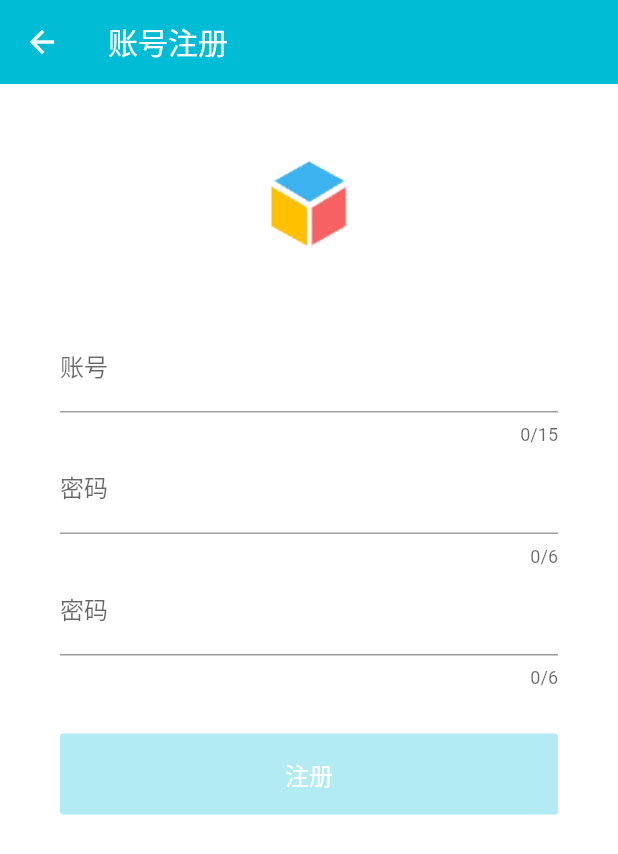
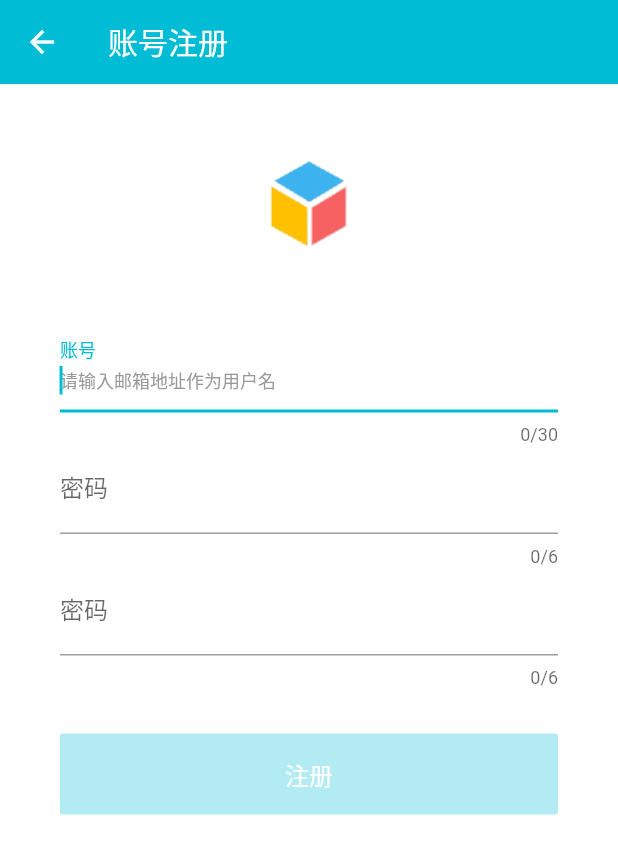
Before and after one commit to vvkeep/it_resource_exchange_app, a Flutter app: the screen it shows after launch, after a tap on "注册", on a phone screen of 412 x 824 dp. Shown: the top 854 px of the screen. Run offline on Flutter 3.47's test engine with Material 2 defaults, Android fonts, the phone set to English and light mode, and no system bars; drawn by our look-alikes of oktoast; our stand-ins replace cached_network_image, connectivity, dio, flutter_spinkit, pull_to_refresh, shared_preferences and 1 more; generated files the repository leaves out were written again; network calls fail.

Commit message:
fix login bug

```diff
--- a/lib/net/http_manager.dart
+++ b/lib/net/http_manager.dart
@@ -6,7 +6,6 @@ import 'interceptors/logs_interceptor.dart';
 import 'interceptors/error_interceptor.dart';
 import 'interceptors/response_Interceptor.dart';
 import './code.dart';
-import 'package:oktoast/oktoast.dart';
 
 enum HttpMethod {
   GET, POST
--- a/lib/pages/login/login_page.dart
+++ b/lib/pages/login/login_page.dart
@@ -47,7 +47,7 @@ class _LoginPageState extends State<LoginPage> {
               fontSize: 12.0, color: Color(AppColors.ArrowNormalColor)),
         ),
         maxLines: 1,
-        maxLength: 25,
+        maxLength: 30,
         keyboardType: TextInputType.emailAddress,
         autofocus: true,
         onSubmitted: (value) {
@@ -101,7 +101,7 @@ class _LoginPageState extends State<LoginPage> {
         disabledColor: AppColors.PrimaryColor[100],
         onPressed: () {
           if (_accountNum.isEmpty || _password.isEmpty) {
-            showToast("159请输入用户名和密码");
+            showToast("请输入用户名和密码");
           }else {
             login();
           }
@@ -162,7 +162,12 @@ class _LoginPageState extends State<LoginPage> {
             iconTheme: IconThemeData(
               color: Colors.white,
             )),
-        body: SingleChildScrollView(
+        body: GestureDetector(
+          behavior: HitTestBehavior.translucent,
+          onTap: () {
+            FocusScope.of(context).requestFocus(FocusNode());
+          },
+          child: SingleChildScrollView(
           child: Column(
             children: <Widget>[
               _buildTipIcon(),
@@ -173,6 +178,7 @@ class _LoginPageState extends State<LoginPage> {
             ],
           ),
         ),
+        )
       ),
     );
   }
--- a/lib/pages/login/register_page.dart
+++ b/lib/pages/login/register_page.dart
@@ -20,7 +20,7 @@ class _RegisterPageState extends State<RegisterPage> {
       if (res.status == 200) {
         // 注册成功，跳转回登录页面
         showToast("注册成功", duration: Duration(milliseconds: 1500));
-        Future.delayed(Duration(milliseconds: 1500), (){
+        Future.delayed(Duration(milliseconds: 1500), () {
           Navigator.pop(this.context);
         });
       } else {
@@ -61,8 +61,9 @@ class _RegisterPageState extends State<RegisterPage> {
               fontSize: 12.0, color: Color(AppColors.ArrowNormalColor)),
         ),
         maxLines: 1,
-        maxLength: 15,
+        maxLength: 30,
         keyboardType: TextInputType.emailAddress,
+        autofocus: true,
         onSubmitted: (value) {
           FocusScope.of(context).reparentIfNeeded(node);
         },
@@ -175,7 +176,12 @@ class _RegisterPageState extends State<RegisterPage> {
             iconTheme: IconThemeData(
               color: Colors.white,
             )),
-          body: SingleChildScrollView(
+        body: GestureDetector(
+          behavior: HitTestBehavior.translucent, //解决透明区域不响应事件
+          onTap: () {
+            FocusScope.of(context).requestFocus(FocusNode());
+          },
+          child: SingleChildScrollView(
             child: Column(
               children: <Widget>[
                 _buildTipIcon(),
@@ -185,7 +191,9 @@ class _RegisterPageState extends State<RegisterPage> {
                 _buildSubmitBtn()
               ],
             ),
-          )),
+          ),
+        ),
+      ),
     );
   }
 }
--- a/lib/pages/profile/full_width_button.dart
+++ b/lib/pages/profile/full_width_button.dart
@@ -54,9 +54,7 @@ class FullWidthButton extends StatelessWidget {
     );
 
     return FlatButton(
-      onPressed: (){
-
-      },
+      onPressed: this.onPressed,
       padding: EdgeInsets.only(
         left: HORIZONTAL_PADDING,
         right: HORIZONTAL_PADDING,
```
Also changed, not shown: lib/common/constant.dart (+11 -0 lines), lib/pages/create/new_goods_page.dart (added, +26 -0 lines), lib/pages/profile/profile_header_info.dart (+17 -13 lines), lib/pages/profile/profile_page.dart (+53 -18 lines). Lines whose indentation alone changed are shown as unchanged.
